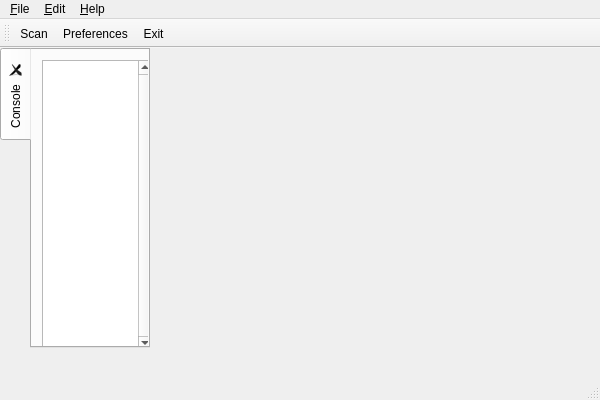
The window that gui/mainwindow.ui (esden/flosslogic) describes before a commit, drawn with Qt 5.
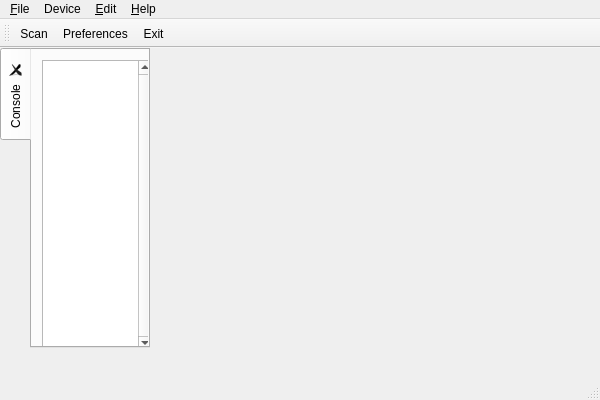
The same window after the commit. Icons and pictures are not drawn.

Commit message: Move "Scan" and "Get samples" to a "Device" menu.

```diff
--- a/gui/mainwindow.ui
+++ b/gui/mainwindow.ui
@@ -94,7 +94,15 @@
     </property>
     <addaction name="actionPreferences"/>
    </widget>
+   <widget class="QMenu" name="menuHardware">
+    <property name="title">
+     <string>Device</string>
+    </property>
+    <addaction name="actionScan"/>
+    <addaction name="action_Get_samples"/>
+   </widget>
    <addaction name="menuFile"/>
+   <addaction name="menuHardware"/>
    <addaction name="menuEdit"/>
    <addaction name="menuHelp"/>
   </widget>
```
Left out of the diff: 12 changed lines with no effect on the pictures.
